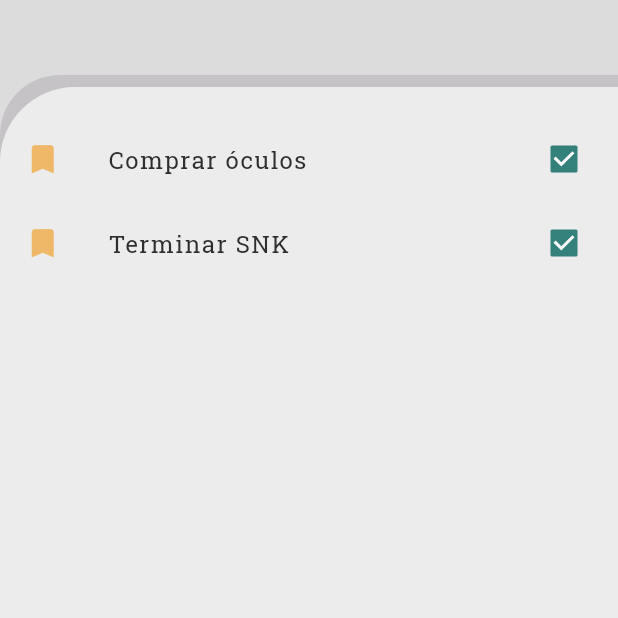
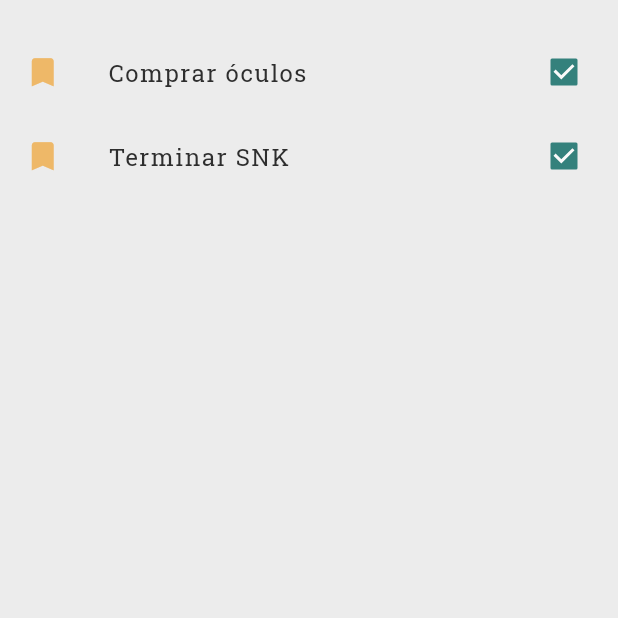
Before and after one commit to AmandaCleto/flutter--todo-list--front, a Flutter app: the ConcludedPage screen opened by its route, on a phone screen of 412 x 824 dp, the top half of it. Run offline on Flutter 3.47's test engine with Material 2 defaults, Android fonts, the phone set to English and light mode, and no system bars.

Commit message:
structured list component

```diff
--- a/lib/components/List.dart
+++ b/lib/components/List.dart
@@ -1,6 +1,5 @@
 import 'package:flutter/material.dart';
 import 'package:provider/provider.dart';
-import 'dart:developer';
 import '../provider/todos.dart';
 
 class ListComponent extends StatelessWidget {
@@ -13,39 +12,15 @@ class ListComponent extends StatelessWidget {
     final todosConcludedList = provider.todosConcluded;
     final todosUnconcludedList = provider.todosUnconcluded;
 
-    return Expanded(
-      flex: 1,
-      child: Padding(
-        padding: const EdgeInsets.fromLTRB(0, 50.0, 0, 0),
-        child: Container(
-          decoration: BoxDecoration(
-            shape: BoxShape.rectangle,
-            color: Color(0xFFC5C3C6),
-            borderRadius: BorderRadius.only(
-              topLeft: Radius.circular(40.0),
-              topRight: Radius.zero,
-              bottomLeft: Radius.zero,
-              bottomRight: Radius.zero,
-            ),
-          ),
-          child: Padding(
-            padding: const EdgeInsets.fromLTRB(0, 8.0, 0, 0),
-            child: ClipRRect(
-              borderRadius: BorderRadius.only(
-                topLeft: Radius.circular(50),
-                topRight: Radius.circular(0),
-              ),
-              child: Container(
+    return Container(
       color: Color(0xFFECECEC),
       child: ListView.builder(
         padding: EdgeInsets.fromLTRB(0, 20.0, 0, 0),
-                  itemCount: isDone
-                      ? todosConcludedList.length
-                      : todosUnconcludedList.length,
+        itemCount:
+            isDone ? todosConcludedList.length : todosUnconcludedList.length,
         itemBuilder: (BuildContext context, int index) {
-                    final todo = isDone
-                        ? todosConcludedList[index]
-                        : todosUnconcludedList[index];
+          final todo =
+              isDone ? todosConcludedList[index] : todosUnconcludedList[index];
 
           return Dismissible(
             onDismissed: (DismissDirection direction) {
@@ -110,8 +85,7 @@ class ListComponent extends StatelessWidget {
                   ),
                   data: ThemeData(
                     primarySwatch: Colors.pink, // checked color
-                              unselectedWidgetColor:
-                                  Color(0xFFC5C3C6), // border color
+                    unselectedWidgetColor: Color(0xFFC5C3C6), // border color
                   ),
                 ),
               ),
@@ -119,11 +93,6 @@ class ListComponent extends StatelessWidget {
           );
         },
       ),
-              ),
-            ),
-          ),
-        ),
-      ),
     );
   }
 }
--- a/lib/pages/Concluded.dart
+++ b/lib/pages/Concluded.dart
@@ -15,7 +15,9 @@ class _ConcludedPageState extends State<ConcludedPage> {
       body: SafeArea(
         child: Column(
           children: [
-            ListComponent(isDone: true),
+            Expanded(
+              child: ListComponent(isDone: true),
+            ),
           ],
         ),
       ),
```
Also changed, not shown: lib/pages/Unconcluded.dart (+28 -1 lines). Lines whose indentation alone changed are shown as unchanged.
